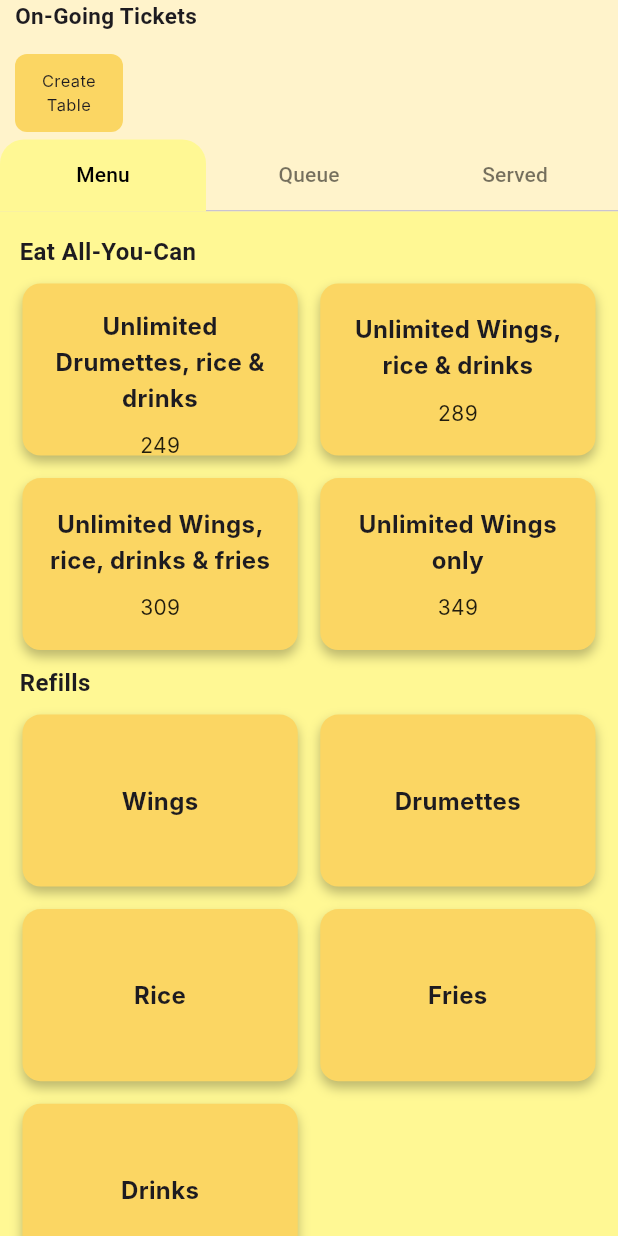
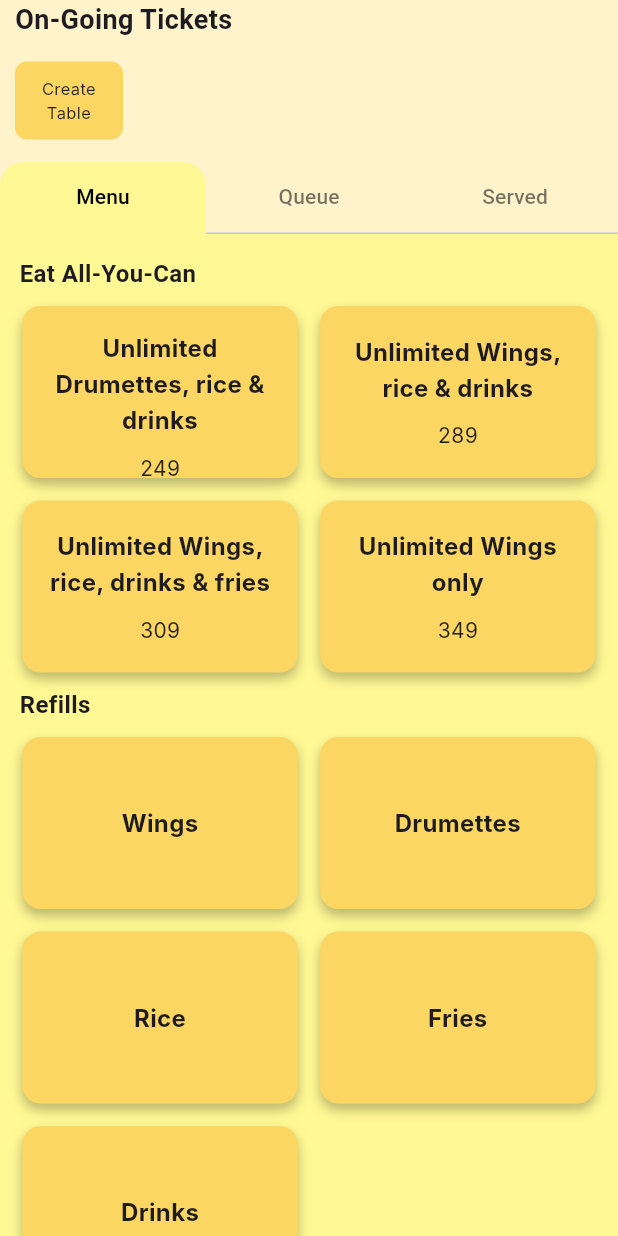
Before and after one commit to JeoSeutin07/chicks_mo_unli, a Flutter app: the MenuTabsWidget screen opened directly, on a phone screen of 412 x 824 dp. Run offline on Flutter 3.47's test engine with Material 3 defaults, Android fonts, the phone set to English and light mode, and no system bars; our stand-ins replace cloud_firestore, firebase_core; accounts and stored records are empty; Roboto replaces fonts that are missing (Inter).

```diff
--- a/lib/order_kitchen/widgets/menu_tabs_widget.dart
+++ b/lib/order_kitchen/widgets/menu_tabs_widget.dart
@@ -57,6 +57,8 @@ class _MenuTabsWidgetState extends State<MenuTabsWidget> {
               currentTableNumber: currentTableNumber,
               onAddOrder: addOrder,
             ),
+            const SizedBox(
+                height: 10), // Add spacing between TicketsWidget and tabs
             DefaultTabController(
               length: tabs.length,
               child: Expanded(
```
Also changed, not shown: lib/order_kitchen/widgets/tickets_widget.dart (+10 -1 lines).
